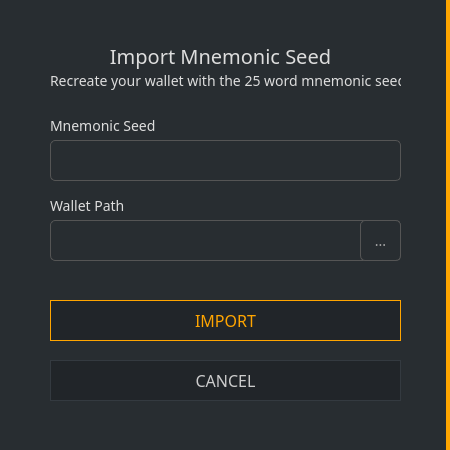
Old version of the form src/gui/ui/importseed.ui in the repository ConcealNetwork/conceal-desktop.
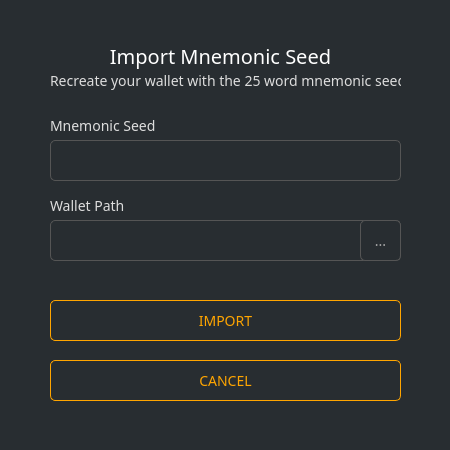
New version of the form.

```diff
--- a/src/gui/ui/importseed.ui
+++ b/src/gui/ui/importseed.ui
@@ -26,7 +26,7 @@
     </rect>
    </property>
    <property name="styleSheet">
-    <string notr="true">background-color: #282d31; border-right: 4px solid orange;</string>
+    <string notr="true"/>
    </property>
    <property name="title">
     <string/>
@@ -69,7 +69,7 @@
      </font>
     </property>
     <property name="styleSheet">
-     <string notr="true">color: #ddd;
+     <string notr="true">color: #fff;
 border-right: 0px;
 font-size: 20px;</string>
     </property>
@@ -202,9 +202,7 @@
      </font>
     </property>
     <property name="styleSheet">
-     <string notr="true">QPushButton#m_okButton {color: orange; background-color: #212529; border: 1px solid orange; font-size: 16px;}
-
-QPushButton#m_okButton:hover {color: orange; background-color: #212529; border: 2px solid orange; font-size: 16px;}</string>
+     <string notr="true">color: orange; border: 1px solid orange; font-size: 14px; border-radius: 5px;</string>
     </property>
     <property name="text">
      <string>IMPORT</string>
@@ -232,9 +230,7 @@
      </font>
     </property>
     <property name="styleSheet">
-     <string notr="true">QPushButton#m_cancelButton {color: #ccc; border: 1px solid #343a40; font-size: 16px; background-color: #212529;}
-
-QPushButton#m_cancelButton:hover {color: #ddd; border: 2px solid #444; font-size: 16px; background-color: #212529;}</string>
+     <string notr="true">color: orange; border: 1px solid orange; font-size: 14px; border-radius: 5px;</string>
     </property>
     <property name="text">
      <string>CANCEL</string>
```
